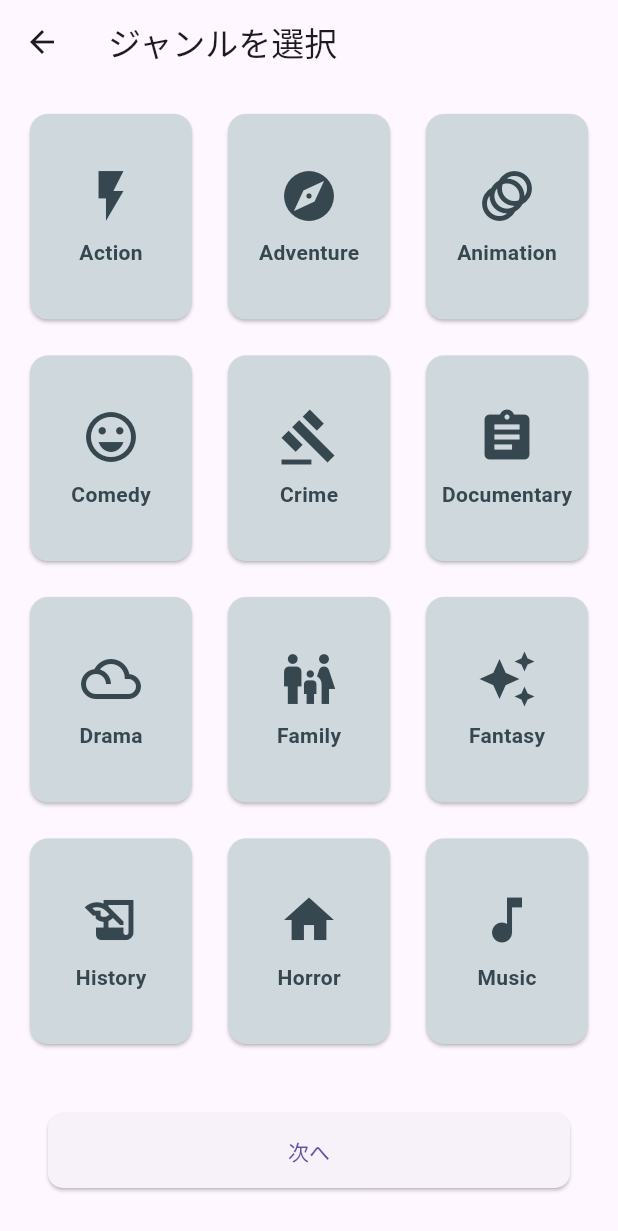
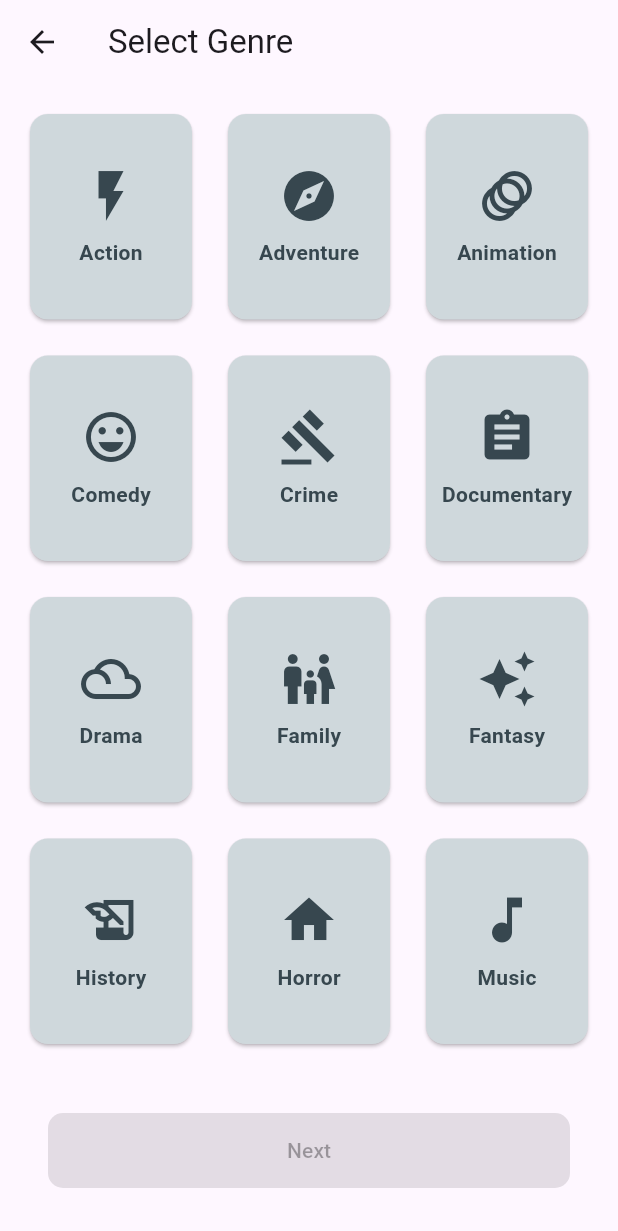
Before and after one commit to 21solclaro/cinematch, a Flutter app: the GenreScreen screen opened directly, on a phone screen of 412 x 824 dp. Shown: the top 1231 px of the screen. Run offline on Flutter 3.47's test engine with Material 3 defaults, Android fonts, the phone set to English and light mode, and no system bars; our stand-ins replace flutter_dotenv, flutter_riverpod.

Commit message:
add: Add Riverpod for state management and develop selection screens functionality.

```diff
--- a/lib/main.dart
+++ b/lib/main.dart
@@ -1,10 +1,13 @@
 import 'package:cinematch/screens/home_screen.dart';
 import 'package:flutter/material.dart';
 import 'package:flutter_dotenv/flutter_dotenv.dart';
+import 'package:flutter_riverpod/flutter_riverpod.dart';
 
 Future<void> main() async {
   await dotenv.load(fileName: '.env');
-  runApp(const MyApp());
+  runApp(const ProviderScope(
+    child: MyApp(),
+  ));
 }
 
 class MyApp extends StatelessWidget {
--- a/lib/screens/genre_screen.dart
+++ b/lib/screens/genre_screen.dart
@@ -1,11 +1,14 @@
+import 'package:cinematch/providers/selection_provider.dart';
 import 'package:cinematch/screens/runtime_screen.dart';
 import 'package:flutter/material.dart';
+import 'package:flutter_riverpod/flutter_riverpod.dart';
 
-class GenreScreen extends StatelessWidget {
+class GenreScreen extends ConsumerWidget {
   const GenreScreen({super.key});
 
   @override
-  Widget build(BuildContext context) {
+  Widget build(BuildContext context, WidgetRef ref) {
+    final selectedGenres = ref.watch(genreSelectionProvider);
     final List<Map<String, dynamic>> genres = [
       {'name': 'Action', 'icon': Icons.flash_on, 'id': 28},
       {'name': 'Adventure', 'icon': Icons.explore, 'id': 12},
@@ -30,7 +33,7 @@ class GenreScreen extends StatelessWidget {
 
     return Scaffold(
       appBar: AppBar(
-        title: const Text('ジャンルを選択'),
+        title: const Text('Select Genre'),
       ),
       body: GridView.builder(
         padding: const EdgeInsets.all(16),
@@ -43,8 +46,19 @@ class GenreScreen extends StatelessWidget {
         itemCount: genres.length,
         itemBuilder: (context, index) {
           final genre = genres[index];
-          return Card(
-            color: Colors.blueGrey[100],
+          final isSelected = selectedGenres.contains(genre['id']);
+          return InkWell(
+            onTap: () {
+              isSelected
+                  ? ref
+                      .read(genreSelectionProvider.notifier)
+                      .removeGenre(genre['id'])
+                  : ref
+                      .read(genreSelectionProvider.notifier)
+                      .addGenre(genre['id']);
+            },
+            child: Card(
+              color: isSelected ? Colors.blue : Colors.blueGrey[100],
               child: Column(
                 mainAxisAlignment: MainAxisAlignment.center,
                 children: [
@@ -60,23 +74,26 @@ class GenreScreen extends StatelessWidget {
                   ),
                 ],
               ),
+            ),
           );
         },
       ),
       bottomNavigationBar: Padding(
         padding: const EdgeInsets.all(32.0),
         child: ElevatedButton(
-          onPressed: () {
-            Navigator.push(context,
-                MaterialPageRoute(builder: (context) => const RuntimeScreen()));
-          },
+          onPressed: selectedGenres.isNotEmpty
+              ? () => Navigator.push(
+                  context,
+                  MaterialPageRoute(
+                      builder: (context) => const RuntimeSelectionScreen()))
+              : null,
           style: ElevatedButton.styleFrom(
             minimumSize: const Size(double.infinity, 50),
             shape: RoundedRectangleBorder(
               borderRadius: BorderRadius.circular(10),
             ),
           ),
-          child: const Text('次へ'),
+          child: const Text('Next'),
         ),
       ),
     );
--- a/lib/screens/home_screen.dart
+++ b/lib/screens/home_screen.dart
@@ -1,4 +1,4 @@
-import 'package:cinematch/screens/movie_list_screen.dart';
+import 'package:cinematch/screens/genre_screen.dart';
 import 'package:flutter/material.dart';
 
 class HomeScreen extends StatelessWidget {
@@ -28,7 +28,7 @@ class HomeScreen extends StatelessWidget {
                   Navigator.push(
                       context,
                       MaterialPageRoute(
-                          builder: (context) => const MovieListScreen()));
+                          builder: (context) => const GenreScreen()));
                 },
                 style: ElevatedButton.styleFrom(
                   shape: RoundedRectangleBorder(
--- a/pubspec.yaml
+++ b/pubspec.yaml
@@ -37,6 +37,8 @@ dependencies:
   cupertino_icons: ^1.0.6
   http: ^1.2.1
   flutter_dotenv: ^5.1.0
+  flutter_riverpod: ^2.4.10
+  riverpod_annotation: ^2.3.4
 
 dev_dependencies:
   flutter_test:
@@ -48,6 +50,10 @@ dev_dependencies:
   # package. See that file for information about deactivating specific lint
   # rules and activating additional ones.
   flutter_lints: ^3.0.0
+  riverpod_generator: ^2.3.11
+  build_runner: ^2.4.8
+  custom_lint: ^0.6.2
+  riverpod_lint: ^2.3.9
 
 # For information on the generic Dart part of this file, see the
 # following page: https://dart.dev/tools/pub/pubspec
```
Also changed, not shown: lib/providers/selection_provider.dart (added, +37 -0 lines), lib/screens/runtime_screen.dart (+27 -34 lines), pubspec.lock. Lines whose indentation alone changed are shown as unchanged.
